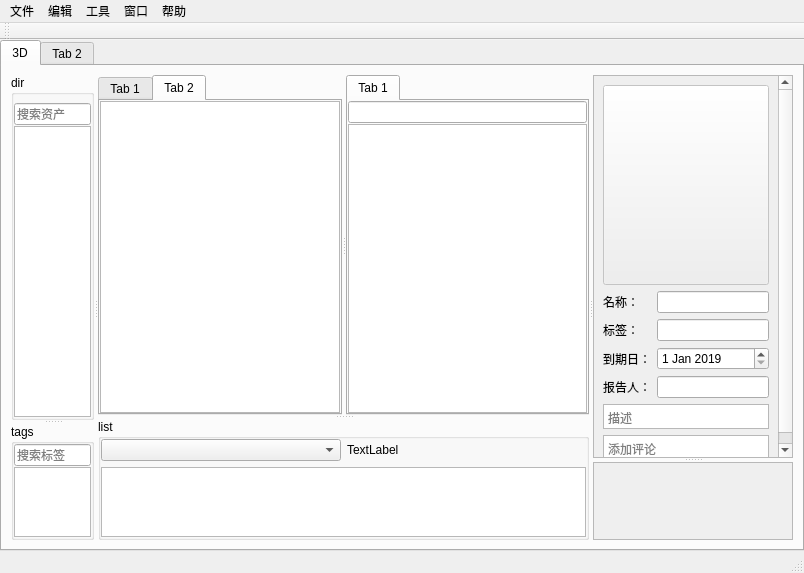
First picture: the form in assetsManage/UI/AM_MainWin.ui, repository IvanYangYangXi/pyqt_study, before the edit.
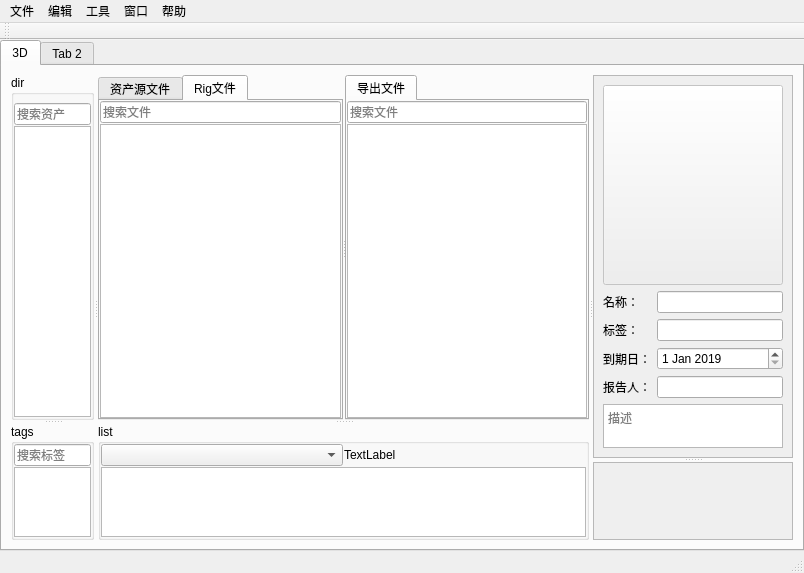
Second picture: the form after the edit. The open tabs and pages were chosen to show the change. Icons and pictures are not drawn.

Diff of the .ui file:
```diff
--- a/assetsManage/UI/AM_MainWin.ui
+++ b/assetsManage/UI/AM_MainWin.ui
@@ -166,19 +166,22 @@
             <property name="sizePolicy">
              <sizepolicy hsizetype="Expanding" vsizetype="Preferred">
               <horstretch>0</horstretch>
-              <verstretch>4</verstretch>
+              <verstretch>3</verstretch>
              </sizepolicy>
             </property>
             <property name="orientation">
              <enum>Qt::Horizontal</enum>
             </property>
+            <property name="handleWidth">
+             <number>2</number>
+            </property>
             <widget class="QTabWidget" name="tabWidget_2">
              <property name="currentIndex">
               <number>0</number>
              </property>
              <widget class="QWidget" name="tab_3">
               <attribute name="title">
-               <string>Tab 1</string>
+               <string>资产源文件</string>
               </attribute>
               <layout class="QVBoxLayout" name="verticalLayout">
                <property name="spacing">
@@ -206,9 +209,12 @@
              </widget>
              <widget class="QWidget" name="tab_4">
               <attribute name="title">
-               <string>Tab 2</string>
+               <string>Rig文件</string>
               </attribute>
               <layout class="QVBoxLayout" name="verticalLayout_2">
+               <property name="spacing">
+                <number>1</number>
+               </property>
                <property name="leftMargin">
                 <number>0</number>
                </property>
@@ -222,7 +228,14 @@
                 <number>0</number>
                </property>
                <item>
-                <widget class="QListWidget" name="listWidget_3"/>
+                <widget class="QLineEdit" name="lineEdit_5">
+                 <property name="placeholderText">
+                  <string>搜索文件</string>
+                 </property>
+                </widget>
+               </item>
+               <item>
+                <widget class="QListWidget" name="listWidget_rigfile"/>
                </item>
               </layout>
              </widget>
@@ -233,7 +246,7 @@
              </property>
              <widget class="QWidget" name="tab_5">
               <attribute name="title">
-               <string>Tab 1</string>
+               <string>导出文件</string>
               </attribute>
               <layout class="QVBoxLayout" name="verticalLayout_4">
                <property name="spacing">
@@ -252,7 +265,11 @@
                 <number>0</number>
                </property>
                <item>
-                <widget class="QLineEdit" name="lineEdit_8"/>
+                <widget class="QLineEdit" name="lineEdit_8">
+                 <property name="placeholderText">
+                  <string>搜索文件</string>
+                 </property>
+                </widget>
                </item>
                <item>
                 <widget class="QListWidget" name="listWidget_4"/>
@@ -272,6 +289,9 @@
              <string>list</string>
             </property>
             <layout class="QVBoxLayout" name="verticalLayout_3">
+             <property name="spacing">
+              <number>1</number>
+             </property>
              <property name="leftMargin">
               <number>0</number>
              </property>
@@ -351,24 +371,11 @@
               <rect>
                <x>0</x>
                <y>0</y>
-               <width>227</width>
-               <height>395</height>
+               <width>198</width>
+               <height>377</height>
               </rect>
              </property>
              <layout class="QVBoxLayout" name="verticalLayout_5">
-              <item>
-               <spacer name="verticalSpacer">
-                <property name="orientation">
-                 <enum>Qt::Vertical</enum>
-                </property>
-                <property name="sizeHint" stdset="0">
-                 <size>
-                  <width>0</width>
-                  <height>0</height>
-                 </size>
-                </property>
-               </spacer>
-              </item>
               <item>
                <widget class="QPushButton" name="bt_img">
                 <property name="enabled">
@@ -464,7 +471,7 @@
                 <property name="minimumSize">
                  <size>
                   <width>0</width>
-                  <height>25</height>
+                  <height>40</height>
                  </size>
                 </property>
                 <property name="placeholderText">
@@ -473,17 +480,17 @@
                </widget>
               </item>
               <item>
-               <widget class="QTextEdit" name="textEdit_2">
-                <property name="minimumSize">
+               <spacer name="verticalSpacer_3">
+                <property name="orientation">
+                 <enum>Qt::Vertical</enum>
+                </property>
+                <property name="sizeHint" stdset="0">
                  <size>
-                  <width>0</width>
-                  <height>25</height>
+                  <width>20</width>
+                  <height>0</height>
                  </size>
                 </property>
-                <property name="placeholderText">
-                 <string>添加评论</string>
-                </property>
-               </widget>
+               </spacer>
               </item>
              </layout>
             </widget>
```
Left out of the diff: 46 changed lines with no effect on the pictures.
